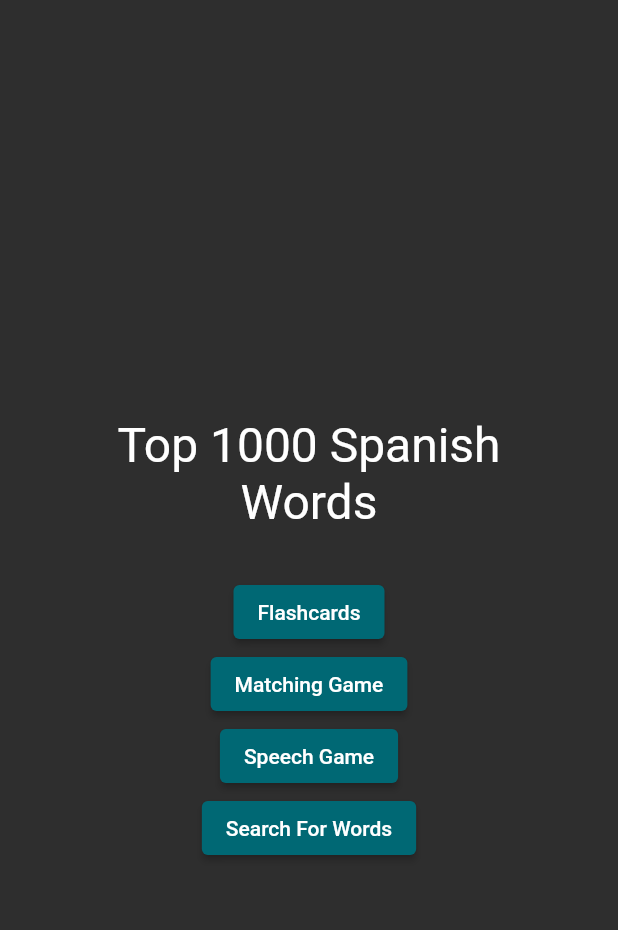
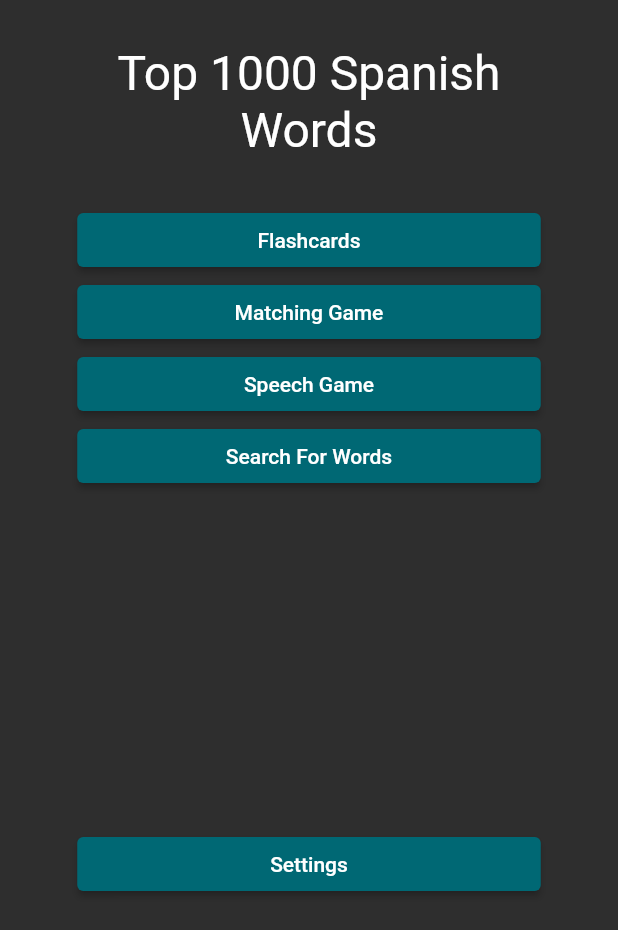
Before and after one commit to choe220/1000-spanish-words, a Flutter app: the screen it shows after launch, on a phone screen of 412 x 824 dp. Shown: the top 930 px of the screen. Run offline on Flutter 3.47's test engine with Material 2 defaults, Android fonts, the phone set to English and light mode, and no system bars; our stand-ins replace cloud_firestore, firebase_core, flutter_tts, speech_to_text; missing offline and left inert: string_similarity; accounts and stored records are empty.

Commit message:
added settings page

```diff
--- a/lib/views/menu.dart
+++ b/lib/views/menu.dart
@@ -6,6 +6,7 @@ import 'package:spanish_words/views/matching_game.dart';
 import 'package:spanish_words/models/user.dart';
 import 'package:spanish_words/models/words.dart';
 import 'package:spanish_words/views/flashcards_view.dart';
+import 'package:spanish_words/views/settings.dart';
 import 'package:spanish_words/views/speech_game.dart';
 import 'package:spanish_words/views/words_list.dart';
 
@@ -34,7 +35,9 @@ class Menu extends StatelessWidget {
       backgroundColor: const Color.fromARGB(255, 46, 46, 46),
       body: Center(
         child: Column(
-          mainAxisAlignment: MainAxisAlignment.center,
+          mainAxisAlignment: MainAxisAlignment.spaceBetween,
+          children: [
+            Column(
               children: [
                 const Padding(
                   padding: EdgeInsets.all(30.0),
@@ -47,14 +50,22 @@ class Menu extends StatelessWidget {
                     ),
                   ),
                 ),
-            ElevatedButton(
+                Column(
+                  children: [
+                    SizedBox(
+                      width: MediaQuery.of(context).size.width * 0.75,
+                      child: ElevatedButton(
                           onPressed: () async => Navigator.of(context).push(
                                 MaterialPageRoute(
-                        builder: (context) => FlashcardsView(user: user),
+                                  builder: (context) =>
+                                      FlashcardsView(user: user),
                                 ),
                               ),
                           child: const Text('Flashcards')),
-            ElevatedButton(
+                    ),
+                    SizedBox(
+                      width: MediaQuery.of(context).size.width * 0.75,
+                      child: ElevatedButton(
                         onPressed: () async {
                           Navigator.of(context).push(
                             MaterialPageRoute(
@@ -66,7 +77,10 @@ class Menu extends StatelessWidget {
                         },
                         child: const Text('Matching Game'),
                       ),
-            ElevatedButton(
+                    ),
+                    SizedBox(
+                      width: MediaQuery.of(context).size.width * 0.75,
+                      child: ElevatedButton(
                         onPressed: () async {
                           Navigator.of(context).push(
                             MaterialPageRoute(
@@ -78,7 +92,10 @@ class Menu extends StatelessWidget {
                         },
                         child: const Text('Speech Game'),
                       ),
-            ElevatedButton(
+                    ),
+                    SizedBox(
+                      width: MediaQuery.of(context).size.width * 0.75,
+                      child: ElevatedButton(
                         onPressed: () async {
                           Navigator.of(context).push(
                             MaterialPageRoute(
@@ -90,6 +107,27 @@ class Menu extends StatelessWidget {
                         },
                         child: const Text('Search For Words'),
                       ),
+                    ),
+                  ],
+                ),
+              ],
+            ),
+            SizedBox(
+              width: MediaQuery.of(context).size.width * 0.75,
+              child: ElevatedButton(
+                onPressed: () async {
+                  Navigator.of(context).push(
+                    MaterialPageRoute(
+                      builder: (context) => const Settings(),
+                    ),
+                  );
+                },
+                child: const Text('Settings'),
+              ),
+            ),
+            const SizedBox(
+              height: 0,
+            ),
           ],
         ),
       ),
--- /dev/null
+++ b/lib/views/settings.dart
@@ -0,0 +1,29 @@
+import 'package:flutter/material.dart';
+
+class Settings extends StatefulWidget {
+  const Settings({Key? key}) : super(key: key);
+
+  @override
+  State<Settings> createState() => _SettingsState();
+}
+
+class _SettingsState extends State<Settings> {
+  @override
+  Widget build(BuildContext context) {
+    return SafeArea(
+      child: Scaffold(
+        body: Padding(
+          padding: const EdgeInsets.all(15.0),
+          child: Column(
+            children: [
+              ElevatedButton(
+                onPressed: () {},
+                child: const Text('Generate New Set'),
+              ),
+            ],
+          ),
+        ),
+      ),
+    );
+  }
+}
```
Lines whose indentation alone changed are shown as unchanged.
